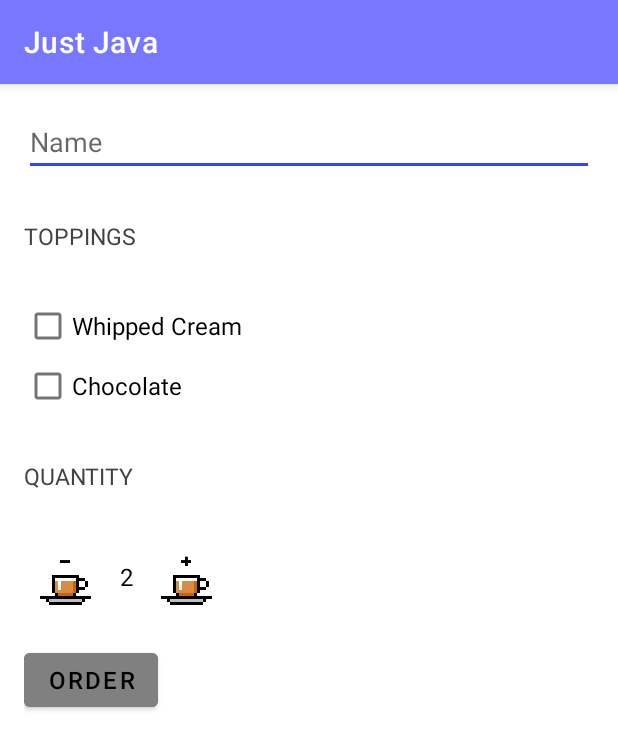
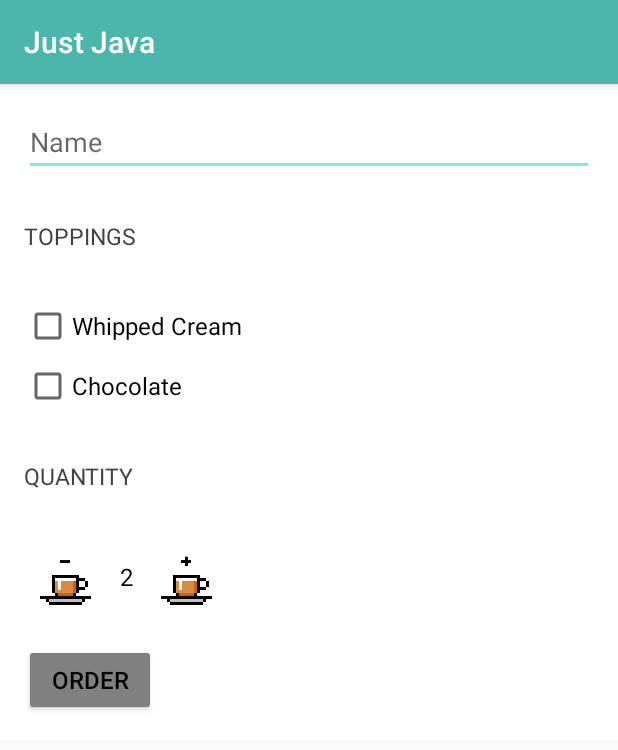
Before and after one commit to NarutoBratishka/Android-cost-calculator, an Android app: the screen it shows after launch (MainActivity), on a phone screen of 412 x 824 dp. Shown: the top 750 px of the screen. Run offline under Robolectric (Android 15) with nearby library versions, the phone set to English and light mode, and no system bars.

Commit message:
add AppTheme

```diff
--- a/app/src/main/AndroidManifest.xml
+++ b/app/src/main/AndroidManifest.xml
@@ -9,7 +9,7 @@
         android:roundIcon="@mipmap/ic_launcher_round"
         android:supportsRtl="true"
         android:testOnly="false"
-        android:theme="@style/Theme.JustJava">
+        android:theme="@style/AppTheme">
         <activity android:name=".MainActivity">
             <intent-filter>
                 <action android:name="android.intent.action.MAIN" />
--- a/app/src/main/res/values/style.xml
+++ b/app/src/main/res/values/style.xml
@@ -1,5 +1,11 @@
 <?xml version="1.0" encoding="utf-8"?>
 <resources>
+    <style name="AppTheme" parent="Theme.AppCompat.Light.DarkActionBar">
+        <item name="colorPrimary">#4db6ac</item>
+        <item name="colorPrimaryDark">#00867d</item>
+        <item name="colorAccent">#82e9de</item>
+    </style>
+
     <style name="HeaderTextStyle">
         <item name="android:layout_width">wrap_content</item>
         <item name="android:layout_height">48dp</item>
```
